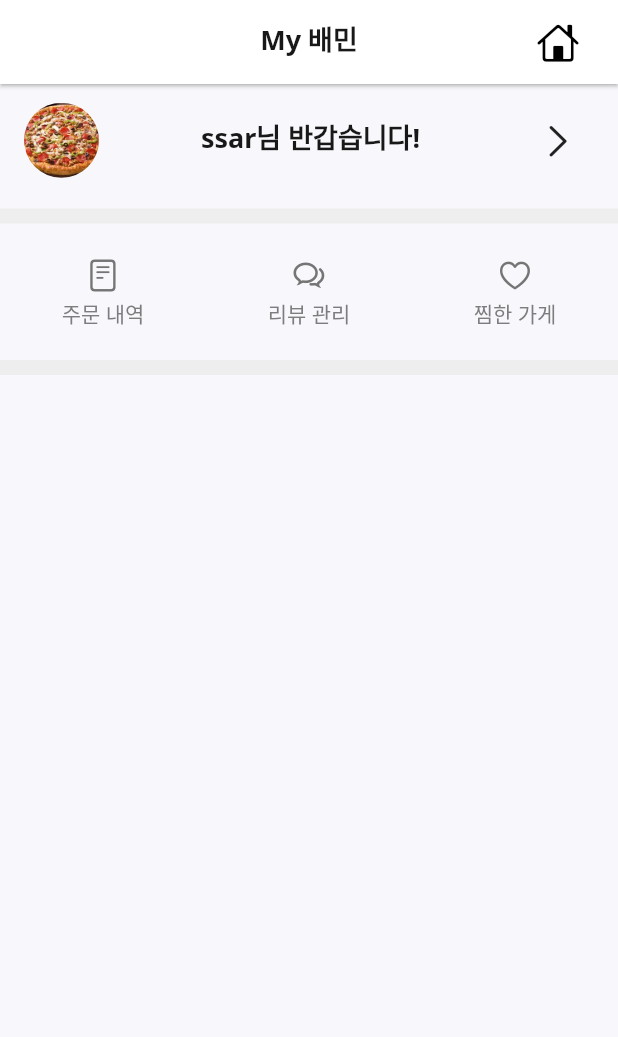
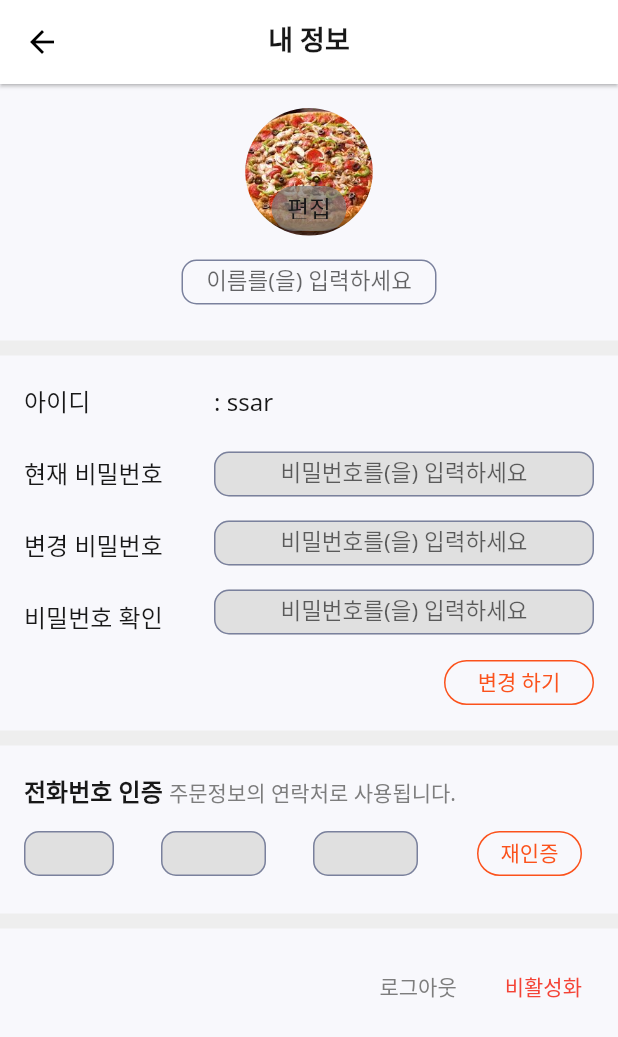
Before and after one commit to Sylar0012/final_project_beamin_app, a Flutter app: the MyBaemin screen opened directly, after a tap on an icon or button, on a phone screen of 412 x 824 dp. Shown: the top 1037 px of the screen. Run offline on Flutter 3.47's test engine with Material 2 defaults, Android fonts, the phone set to English and light mode, and no system bars; our stand-ins replace card_swiper, google_fonts.

Commit message:
내 정보 수정 페이지 완성
내 정보 수정 페이지 완성

```diff
--- a/lib/view/pages/main/components/my_alert_dialog.dart
+++ b/lib/view/pages/main/components/my_alert_dialog.dart
@@ -5,7 +5,8 @@ import 'package:flutter/material.dart';
 import 'package:google_fonts/google_fonts.dart';
 
 class MyAlertDialog extends StatelessWidget {
-  const MyAlertDialog({Key? key}) : super(key: key);
+  final String text;
+  const MyAlertDialog({required this.text, Key? key}) : super(key: key);
 
   @override
   Widget build(BuildContext context) {
@@ -34,8 +35,8 @@ class MyAlertDialog extends StatelessWidget {
                         onPressed: () {},
                       ),
                       TextButton(
-                        child: const Text(
-                          '주문내역 삭제',
+                        child: Text(
+                          '${text} 삭제',
                           style: TextStyle(fontSize: 16, color: Colors.red),
                         ),
                         onPressed: () {},
--- a/lib/view/pages/main/order_list/order_list.dart
+++ b/lib/view/pages/main/order_list/order_list.dart
@@ -74,7 +74,7 @@ Widget _bulidStore(BuildContext context, String orderDay, String ordeyState, Str
                     ],
                   ),
                 ),
-                MyAlertDialog(),
+                MyAlertDialog(text: "주문내역"),
               ],
             ),
             SizedBox(height: gap_xs),
--- a/lib/view/pages/my_baemin/my_baemin.dart
+++ b/lib/view/pages/my_baemin/my_baemin.dart
@@ -3,6 +3,7 @@ import 'package:final_project_beamin_app/view/pages/main/favorite_store/favorite
 import 'package:final_project_beamin_app/view/pages/main/main_page.dart';
 import 'package:final_project_beamin_app/view/pages/main/order_list/order_list.dart';
 import 'package:final_project_beamin_app/view/pages/review_list/reivew_list.dart';
+import 'package:final_project_beamin_app/view/pages/user_info/info_update.dart';
 import 'package:flutter/cupertino.dart';
 import 'package:flutter/material.dart';
 
@@ -18,7 +19,7 @@ class MyBaemin extends StatelessWidget {
       appBar: _buildAppBar(context),
       body: Column(
         children: [
-          _buildUserTitle(),
+          _buildUserTitle(context, InfoUpdate()),
           Row(
             children: [
               _buildMenu(context, CupertinoIcons.doc_plaintext, "주문 내역", OrderList()),
@@ -64,7 +65,7 @@ class MyBaemin extends StatelessWidget {
     );
   }
 
-  Widget _buildUserTitle() {
+  Widget _buildUserTitle(BuildContext context, settings) {
     return Column(
       children: [
         Padding(
@@ -85,7 +86,9 @@ class MyBaemin extends StatelessWidget {
                 ),
                 Align(alignment: Alignment.center, child: Text("ssar님 반갑습니다!", style: textTheme().headline1)),
                 IconButton(
-                    onPressed: () {},
+                    onPressed: () {
+                      Navigator.push(context, MaterialPageRoute(builder: (context) => settings));
+                    },
                     icon: Icon(
                       CupertinoIcons.right_chevron,
                       size: 28,
--- a/lib/view/pages/review_list/reivew_list.dart
+++ b/lib/view/pages/review_list/reivew_list.dart
@@ -1,6 +1,7 @@
 import 'package:final_project_beamin_app/constants.dart';
 import 'package:final_project_beamin_app/size.dart';
 import 'package:final_project_beamin_app/theme.dart';
+import 'package:final_project_beamin_app/view/pages/main/components/my_alert_dialog.dart';
 import 'package:flutter/cupertino.dart';
 import 'package:flutter/material.dart';
 
@@ -170,6 +171,11 @@ Widget _bulidUserReview(String nickName, String orderList, starPoint) {
         for (int i = 0; i < starPoint; i++) StarIcon(CupertinoIcons.star_fill, 16),
         if (starPoint < 5)
           for (int i = 0; i < 5 - starPoint; i++) StarIcon(CupertinoIcons.star, 16),
+        SizedBox(width: gap_xs),
+        Container(
+          height: 48,
+          child: Align(alignment: Alignment.topCenter, child: MyAlertDialog(text: "리뷰")),
+        ),
       ],
     ),
   );
--- /dev/null
+++ b/lib/view/pages/user_info/info_update.dart
@@ -0,0 +1,309 @@
+import 'package:final_project_beamin_app/constants.dart';
+import 'package:final_project_beamin_app/size.dart';
+import 'package:final_project_beamin_app/theme.dart';
+import 'package:flutter/material.dart';
+
+class InfoUpdate extends StatefulWidget {
+  const InfoUpdate({Key? key}) : super(key: key);
+
+  @override
+  State<InfoUpdate> createState() => _InfoUpdateState();
+}
+
+class _InfoUpdateState extends State<InfoUpdate> {
+  @override
+  Widget build(BuildContext context) {
+    return Scaffold(
+      appBar: _buildAppBar(),
+      body: ListView(
+        children: [
+          Column(
+            children: [
+              SizedBox(height: gap_s),
+              Stack(
+                children: [
+                  SizedBox(
+                    width: 85,
+                    height: 85,
+                    child: ClipRRect(
+                      borderRadius: BorderRadius.circular(50),
+                      child: Image.asset(
+                        'assets/images/category/피자.jpg',
+                        fit: BoxFit.cover,
+                      ),
+                    ),
+                  ),
+                  Positioned(
+                    bottom: 3,
+                    right: 17.5,
+                    child: Container(
+                      width: 50,
+                      height: 30,
+                      decoration: BoxDecoration(borderRadius: BorderRadius.circular(50), color: Color.fromRGBO(125, 125, 125, 0.7)),
+                      child: TextButton(
+                        onPressed: () {},
+                        child: Text(
+                          "편집",
+                          style: textTheme().bodyText1,
+                        ),
+                      ),
+                    ),
+                  ),
+                ],
+              ),
+              SizedBox(height: gap_s),
+              Container(
+                width: 170,
+                height: 30,
+                child: _buildTextFormField("이름"),
+              ),
+              SizedBox(height: gap_m),
+              Divider(
+                height: 10,
+                thickness: 10,
+                color: Colors.grey[200],
+              ),
+              SizedBox(height: gap_m),
+            ],
+          ),
+          Padding(
+            padding: const EdgeInsets.symmetric(horizontal: gap_s),
+            child: Row(
+              crossAxisAlignment: CrossAxisAlignment.start,
+              children: [
+                Expanded(
+                  flex: 1,
+                  child: Column(
+                    crossAxisAlignment: CrossAxisAlignment.start,
+                    children: [
+                      Text("아이디", style: textTheme().bodyText1),
+                      SizedBox(height: gap_l),
+                      Text("현재 비밀번호", style: textTheme().bodyText1),
+                      SizedBox(height: gap_l),
+                      Text("변경 비밀번호", style: textTheme().bodyText1),
+                      SizedBox(height: gap_l),
+                      Text("비밀번호 확인", style: textTheme().bodyText1),
+                    ],
+                  ),
+                ),
+                Expanded(
+                  flex: 2,
+                  child: Column(
+                    crossAxisAlignment: CrossAxisAlignment.start,
+                    children: [
+                      Text(": ssar", style: textTheme().bodyText1),
+                      SizedBox(height: gap_m),
+                      Container(
+                        width: 300,
+                        height: 30,
+                        decoration: BoxDecoration(
+                          color: Colors.grey[300],
+                          borderRadius: BorderRadius.circular(10),
+                        ),
+                        child: _buildTextFormField("비밀번호"),
+                      ),
+                      SizedBox(height: gap_s),
+                      Container(
+                          width: 300,
+                          height: 30,
+                          decoration: BoxDecoration(
+                            color: Colors.grey[300],
+                            borderRadius: BorderRadius.circular(10),
+                          ),
+                          child: _buildTextFormField("비밀번호")),
+                      SizedBox(height: gap_s),
+                      Container(
+                        width: 300,
+                        height: 30,
+                        decoration: BoxDecoration(
+                          color: Colors.grey[300],
+                          borderRadius: BorderRadius.circular(10),
+                        ),
+                        child: _buildTextFormField("비밀번호"),
+                      ),
+                    ],
+                  ),
+                ),
+              ],
+            ),
+          ),
+          Padding(
+            padding: const EdgeInsets.symmetric(horizontal: gap_xs, vertical: gap_xs),
+            child: Align(
+              alignment: Alignment.topRight,
+              child: TextButton(
+                onPressed: () {},
+                child: Container(
+                  width: 100,
+                  height: 30,
+                  decoration: BoxDecoration(
+                    border: Border.all(width: 1, color: kMainColor),
+                    borderRadius: BorderRadius.circular(20),
+                  ),
+                  child: Text(
+                    textAlign: TextAlign.center,
+                    '변경 하기',
+                    style: TextStyle(color: kMainColor, fontSize: 14, height: 1.7),
+                  ),
+                ),
+              ),
+            ),
+          ),
+          Divider(
+            height: 10,
+            thickness: 10,
+            color: Colors.grey[200],
+          ),
+          SizedBox(height: gap_m),
+          Padding(
+            padding: EdgeInsets.symmetric(horizontal: gap_s),
+            child: Row(
+              children: [
+                Text.rich(
+                  TextSpan(children: [
+                    TextSpan(text: "전화번호 인증 ", style: textTheme().headline2),
+                    TextSpan(text: "주문정보의 연락처로 사용됩니다.", style: textTheme().bodyText2),
+                  ]),
+                ),
+              ],
+            ),
+          ),
+          SizedBox(height: gap_xs),
+          Padding(
+            padding: const EdgeInsets.symmetric(horizontal: gap_s),
+            child: Row(
+              mainAxisAlignment: MainAxisAlignment.spaceBetween,
+              children: [
+                Container(
+                    width: 60,
+                    height: 30,
+                    decoration: BoxDecoration(
+                      color: Colors.grey[300],
+                      borderRadius: BorderRadius.circular(10),
+                    ),
+                    child: _buildTextFormPhone()),
+                Container(
+                    width: 70,
+                    height: 30,
+                    decoration: BoxDecoration(
+                      color: Colors.grey[300],
+                      borderRadius: BorderRadius.circular(10),
+                    ),
+                    child: _buildTextFormPhone()),
+                Container(
+                    width: 70,
+                    height: 30,
+                    decoration: BoxDecoration(
+                      color: Colors.grey[300],
+                      borderRadius: BorderRadius.circular(10),
+                    ),
+                    child: _buildTextFormPhone()),
+                TextButton(
+                  onPressed: () {},
+                  child: Container(
+                    width: 70,
+                    height: 30,
+                    decoration: BoxDecoration(
+                      border: Border.all(width: 1, color: kMainColor),
+                      borderRadius: BorderRadius.circular(20),
+                    ),
+                    child: Text(
+                      textAlign: TextAlign.center,
+                      '재인증',
+                      style: TextStyle(color: kMainColor, fontSize: 14, height: 1.7),
+                    ),
+                  ),
+                ),
+              ],
+            ),
+          ),
+          SizedBox(height: gap_s),
+          Divider(
+            height: 10,
+            thickness: 10,
+            color: Colors.grey[200],
+          ),
+          SizedBox(height: gap_s),
+          Padding(
+            padding: const EdgeInsets.symmetric(horizontal: gap_s),
+            child: Row(
+              mainAxisAlignment: MainAxisAlignment.end,
+              children: [
+                TextButton(onPressed: () {}, child: Text("로그아웃", style: textTheme().bodyText2)),
+                SizedBox(width: gap_s),
+                TextButton(onPressed: () {}, child: Text("비활성화", style: TextStyle(color: Colors.red, fontSize: 14, height: 1.0))),
+              ],
+            ),
+          )
+        ],
+      ),
+    );
+  }
+
+  Widget _buildTextFormPhone() {
+    return TextFormField(
+      scrollPadding: EdgeInsets.zero,
+      textAlign: TextAlign.center,
+      textAlignVertical: TextAlignVertical.center,
+      validator: (value) => value!.isEmpty ? "값을 넣어 주세요" : null,
+      decoration: InputDecoration(
+        enabledBorder: OutlineInputBorder(
+          borderSide: BorderSide(color: kMenuIconColor),
+          borderRadius: BorderRadius.circular(10),
+        ),
+        focusedBorder: OutlineInputBorder(
+          borderSide: BorderSide(color: kMenuIconColor),
+          borderRadius: BorderRadius.circular(10),
+        ),
+        errorBorder: OutlineInputBorder(
+          borderSide: BorderSide(color: Colors.red),
+          borderRadius: BorderRadius.circular(10),
+        ),
+        focusedErrorBorder: OutlineInputBorder(
+          borderSide: BorderSide(color: kMenuIconColor),
+          borderRadius: BorderRadius.circular(10),
+        ),
+      ),
+    );
+  }
+
+  Widget _buildTextFormField(String? hintMsg) {
+    return TextFormField(
+      scrollPadding: EdgeInsets.zero,
+      textAlign: TextAlign.center,
+      textAlignVertical: TextAlignVertical.bottom,
+      validator: (value) => value!.isEmpty ? "값을 넣어 주세요" : null,
+      obscureText: hintMsg == "비밀번호" ? true : false,
+      decoration: InputDecoration(
+        hintText: "${hintMsg}를(을) 입력하세요",
+        enabledBorder: OutlineInputBorder(
+          borderSide: BorderSide(color: kMenuIconColor),
+          borderRadius: BorderRadius.circular(10),
+        ),
+        focusedBorder: OutlineInputBorder(
+          borderSide: BorderSide(color: kMenuIconColor),
+          borderRadius: BorderRadius.circular(10),
+        ),
+        errorBorder: OutlineInputBorder(
+          borderSide: BorderSide(color: Colors.red),
+          borderRadius: BorderRadius.circular(10),
+        ),
+        focusedErrorBorder: OutlineInputBorder(
+          borderSide: BorderSide(color: kMenuIconColor),
+          borderRadius: BorderRadius.circular(10),
+        ),
+      ),
+    );
+  }
+}
+
+AppBar _buildAppBar() {
+  return AppBar(
+    iconTheme: IconThemeData(
+      color: Colors.black,
+    ),
+    title: Text("내 정보", style: textTheme().headline1),
+    centerTitle: true,
+    elevation: 1.0,
+  );
+}
```
